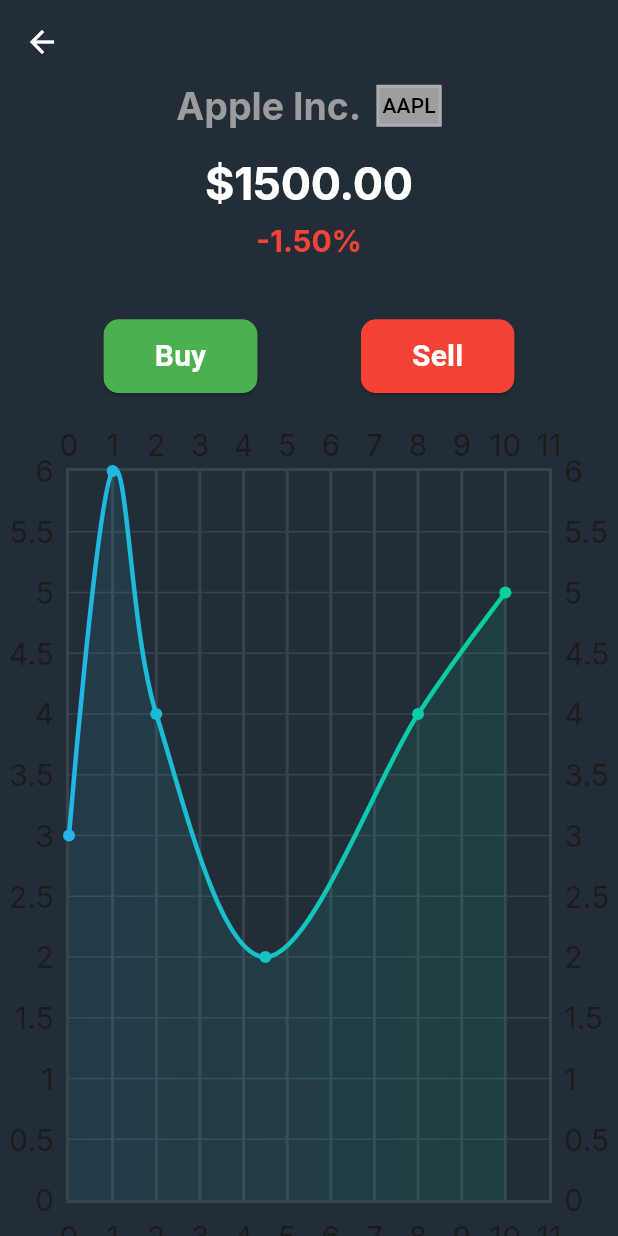
After one commit to sriram0110/Stocks-App, a Flutter app: the screen it shows after launch, after a tap on "AAPL", on a phone screen of 412 x 824 dp. The commit adds this screen. Run offline on Flutter 3.47's test engine with Material 2 defaults, Android fonts, the phone set to English and light mode, and no system bars; drawn by our look-alikes of fl_chart; our stand-ins replace google_fonts.

Commit message:
details screen changes made

```diff
--- a/lib/main.dart
+++ b/lib/main.dart
@@ -35,15 +35,19 @@ class App extends StatelessWidget {
         fontSize: 25,
         fontWeight: FontWeight.bold,
       ),
+      displaySmall: GoogleFonts.inter(
+        fontSize: 20,
+        fontWeight: FontWeight.bold,
+      ),
       titleLarge: GoogleFonts.inter(
         fontSize: 20,
         fontStyle: FontStyle.normal,
         fontWeight: FontWeight.w600
       ),
+
       bodyMedium: GoogleFonts.inter(
         fontSize: 20
       ),
-      displaySmall: GoogleFonts.inter(),
     ),
     );
 
--- a/lib/screens/details_screen.dart
+++ b/lib/screens/details_screen.dart
@@ -1,12 +1,104 @@
+import 'package:animate_do/animate_do.dart';
 import 'package:flutter/material.dart';
+import 'package:stocks_app/models/stock.dart';
+import 'package:stocks_app/widgets/stock_buy_sell.dart';
+
+import '../widgets/line_chart.dart';
+import 'package:stocks_app/widgets/date_and_time.dart';
 
 class DetailsScreen extends StatelessWidget {
-  const DetailsScreen({super.key});
+  const DetailsScreen({super.key, required this.stock});
+
+  final StockModel stock;
 
   @override
   Widget build(BuildContext context) {
-    return const Scaffold(
-      backgroundColor:  Color(0xff232d37),
+    return Scaffold(
+      appBar: AppBar(
+        leading: const BackButton(
+          color: Colors.white,
+        ),
+        backgroundColor: const Color(0xff232d37),
+      ),
+      backgroundColor: const Color(0xff232d37),
+      body: Center(
+        widthFactor: double.infinity,
+        child: Column(
+          children: [
+            FadeInUp(
+              child: Row(
+                mainAxisAlignment: MainAxisAlignment.center,
+                children: [
+                  Text(
+                    stock.companyName,
+                    style: Theme.of(context).textTheme.displayMedium!.copyWith(
+                        color: const Color.fromARGB(255, 157, 156, 156)),
+                  ),
+                  const SizedBox(
+                    width: 10,
+                  ),
+                  Container(
+                    padding: const EdgeInsets.all(2.0),
+                    decoration: BoxDecoration(
+                        border: Border.all(
+                            width: 2,
+                            color: const Color.fromARGB(255, 175, 174, 174)),
+                        color: Colors.grey),
+                    child: Text(
+                      stock.symbol,
+                      style: Theme.of(context)
+                          .textTheme
+                          .titleSmall!
+                          .copyWith(color: Colors.black),
+                    ),
+                  ),
+                ],
+              ),
+            ),
+            const SizedBox(
+              height: 20.0,
+            ),
+            FadeInLeft(
+              child: Text(
+                '\$${stock.price.toStringAsFixed(2)}',
+                style: Theme.of(context)
+                    .textTheme
+                    .displayLarge!
+                    .copyWith(color: Colors.white),
+              ),
+            ),
+            const SizedBox(
+              height: 10.0,
+            ),
+            FadeInRight(
+              child: Text(
+                '${stock.percentageChange.toStringAsFixed(2)}%',
+                style: Theme.of(context).textTheme.displaySmall!.copyWith(
+                    color:
+                        stock.percentageChange > 0 ? Colors.green : Colors.red),
+              ),
+            ),
+            const SizedBox(
+              height: 20.0,
+            ),
+            // DateAndTime(),
+            const SizedBox(
+              height: 20.0,
+            ),
+            const StockBuyAndSell(),
+            const SizedBox(
+              height: 20.0,
+            ),
+            Expanded(
+              flex: 1,
+              child: LineChartWidget(),
+            ),
+            // const SizedBox(
+            //   height: 20.0,
+            // ),
+          ],
+        ),
+      ),
     );
   }
 }
--- a/lib/screens/watchlist_screen.dart
+++ b/lib/screens/watchlist_screen.dart
@@ -20,7 +20,6 @@ class WatchListScreen extends StatefulWidget {
 class _WatchListScreenState extends State<WatchListScreen> {
   @override
   Widget build(BuildContext context) {
-    // final stockProvider = Provider.of<StockProvider>(context, listen: false);
 
     return Scaffold(
       appBar: AppBar(
--- a/lib/widgets/date_and_time.dart
+++ b/lib/widgets/date_and_time.dart
@@ -14,6 +14,7 @@ class DateAndTime extends StatelessWidget {
         if (snapshot.hasData) {
           DateTime now = snapshot.data!;
           return Row(
+            mainAxisAlignment: MainAxisAlignment.center,
             children: [
               Text(
                 '${now.hour}:${now.minute}:${now.second}',
@@ -30,7 +31,7 @@ class DateAndTime extends StatelessWidget {
                 style: Theme.of(context)
                     .textTheme
                     .titleMedium!
-                    .copyWith(color: Colors.grey[600]),
+                    .copyWith(color: Colors.white),
               ),
             ],
           );
--- /dev/null
+++ b/lib/widgets/line_chart.dart
@@ -0,0 +1,69 @@
+import 'package:fl_chart/fl_chart.dart';
+import 'package:flutter/material.dart';
+import 'package:stocks_app/widgets/line_titles.dart';
+
+class LineChartWidget extends StatelessWidget {
+  LineChartWidget({super.key});
+
+  final List<Color> gradientColors = [
+    const Color(0xff23b6e6),
+    const Color(0xff02d39a),
+  ];
+
+  @override
+  Widget build(BuildContext context) {
+    return LineChart(
+      LineChartData(
+        minX: 0,
+        maxX: 11,
+        minY: 0,
+        maxY: 6,
+        titlesData: LineTitles.getTitleData(),
+        gridData: FlGridData(
+          show: true,
+          getDrawingHorizontalLine: (value) {
+            return const FlLine(
+              color: Color(0xff37434d),
+              strokeWidth: 1,
+            );
+          },
+          drawVerticalLine: true,
+          getDrawingVerticalLine: (value) {
+            return const FlLine(
+              color: Color(0xff37434d),
+            );
+          },
+        ),
+        borderData: FlBorderData(
+          show: true,
+          border: Border.all(color: const Color(0xff37434d), width: 2.0),
+        ),
+        lineBarsData: [
+          LineChartBarData(
+              spots: [
+                const FlSpot(0, 3),
+                const FlSpot(1, 6),
+                const FlSpot(2, 4),
+                const FlSpot(4.5, 2),
+                const FlSpot(8, 4),
+                const FlSpot(10, 5),
+              ],
+              isCurved: true,
+              gradient: LinearGradient(colors: gradientColors),
+              barWidth: 3,
+              // dotData: const FlDotData(show: false),
+              belowBarData: BarAreaData(
+                show: true,
+                gradient: LinearGradient(
+                  colors: gradientColors
+                      .map(
+                        (color) => color.withOpacity(0.1),
+                      )
+                      .toList(),
+                ),
+              )),
+        ],
+      ),
+    );
+  }
+}
--- /dev/null
+++ b/lib/widgets/line_titles.dart
@@ -0,0 +1,18 @@
+import 'package:fl_chart/fl_chart.dart';
+
+class LineTitles
+{
+  static getTitleData() => const FlTitlesData(
+    show: true,
+    bottomTitles: AxisTitles(
+      axisNameSize: 1,
+      sideTitles: SideTitles(
+        showTitles: true,
+
+
+      ),
+    ),
+
+    );
+
+}
--- /dev/null
+++ b/lib/widgets/stock_buy_sell.dart
@@ -0,0 +1,50 @@
+import 'package:flutter/material.dart';
+
+class StockBuyAndSell extends StatelessWidget {
+  const StockBuyAndSell({super.key});
+
+  @override
+  Widget build(BuildContext context) {
+    return Row(
+            mainAxisAlignment: MainAxisAlignment.spaceEvenly,
+            children: [
+              ElevatedButton(
+                style: ElevatedButton.styleFrom(
+                  foregroundColor: Colors.white, backgroundColor: Colors.green,
+                  shape: RoundedRectangleBorder(
+                    borderRadius: BorderRadius.circular(10.0),
+                    side: const BorderSide(color: Colors.green),
+                  ),
+                ),
+                onPressed: () {
+                },
+                child: const Padding(
+                  padding: EdgeInsets.symmetric(horizontal: 10.0, vertical: 10.0),
+                  child: Text(
+                    'Buy',
+                    style: TextStyle(
+                      fontSize: 20,
+                      fontWeight: FontWeight.bold,
+                    ),
+                  ),
+                ),
+              ),
+              ElevatedButton(
+                style: ElevatedButton.styleFrom(
+                  foregroundColor: Colors.white, backgroundColor: Colors.red,
+                  shape: RoundedRectangleBorder(
+                    borderRadius: BorderRadius.circular(10.0),
+                    side: const BorderSide(color: Colors.red),
+                  ),
+                ),
+                onPressed: () {
+                },
+                child: const Padding(
+                  padding: EdgeInsets.symmetric(horizontal: 10.0, vertical: 10.0),
+                  child: Text('Sell', style: TextStyle(fontSize: 20, fontWeight: FontWeight.bold),),
+                ),
+              ),
+            ],
+          );
+  }
+}
--- a/lib/widgets/stock_card.dart
+++ b/lib/widgets/stock_card.dart
@@ -1,4 +1,5 @@
 import 'package:flutter/material.dart';
+import 'package:stocks_app/models/stock.dart';
 import 'package:stocks_app/screens/details_screen.dart';
 
 class StockCard extends StatelessWidget {
@@ -22,7 +23,13 @@ class StockCard extends StatelessWidget {
         Navigator.push(
           context,
           MaterialPageRoute(
-            builder: (context) => const DetailsScreen(),
+            builder: (context) => DetailsScreen(
+              stock: StockModel(
+                  symbol: symbol,
+                  companyName: companyName,
+                  price: price,
+                  percentageChange: percentageChange),
+            ),
           ),
         );
       },
--- a/pubspec.yaml
+++ b/pubspec.yaml
@@ -37,6 +37,8 @@ dependencies:
   cupertino_icons: ^1.0.2
   google_fonts: ^6.1.0
   provider: ^6.0.5
+  fl_chart: ^0.63.0
+  animate_do: ^3.0.2
 
 dev_dependencies:
   flutter_test:
```
Also changed, not shown: lib/constants/stock_data.dart (+115 -22 lines), pubspec.lock.
